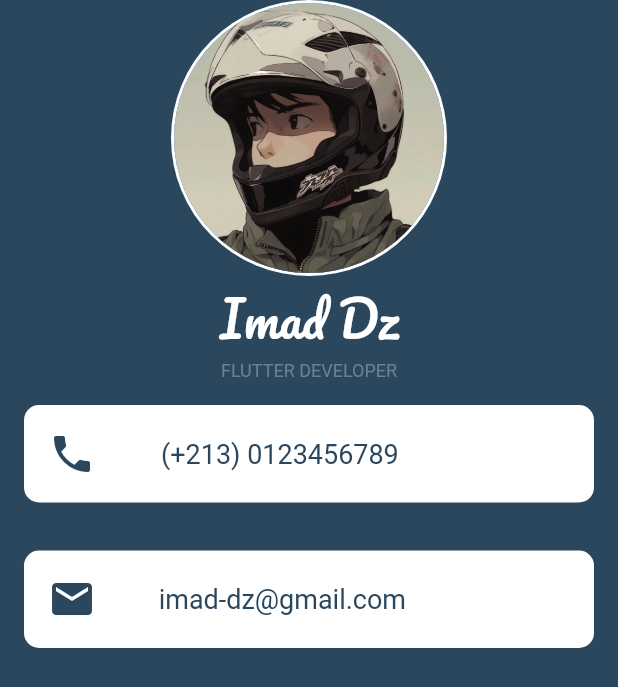
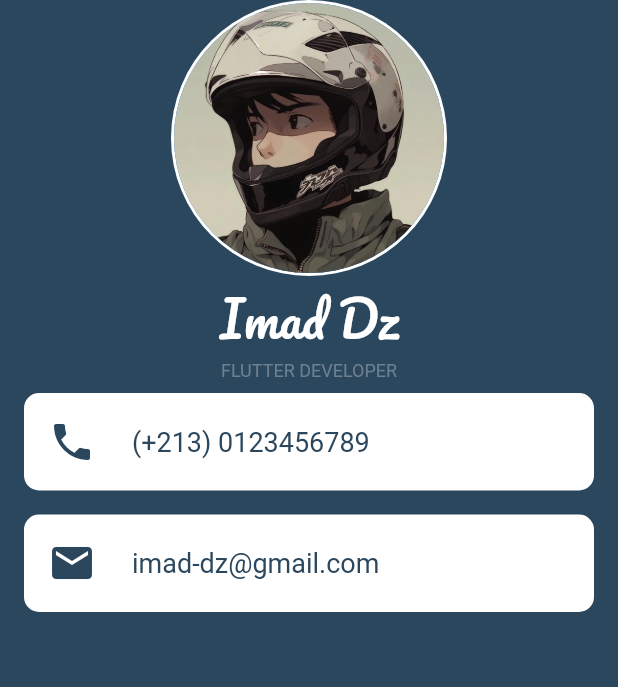
Before and after one commit to ImadDz-7/business_card, a Flutter app: the screen it shows after launch, on a phone screen of 412 x 824 dp. Shown: the top 687 px of the screen. Run offline on Flutter 3.47's test engine with Material 2 defaults, Android fonts, the phone set to English and light mode, and no system bars.

Commit message:
Replace Spacer Widget with Padding Widget

```diff
--- a/lib/main.dart
+++ b/lib/main.dart
@@ -38,7 +38,7 @@ class BusinessCard extends StatelessWidget {
               ),
             ),
             Padding(
-              padding: const EdgeInsets.all(16),
+              padding: const EdgeInsets.symmetric(horizontal: 16, vertical: 8,),
               child: Container(
                 height: 65,
                 decoration: BoxDecoration(
@@ -48,14 +48,13 @@ class BusinessCard extends StatelessWidget {
                 child: Row(
                   children: [
                     Padding(
-                      padding: const EdgeInsets.only(left: 16),
+                      padding: const EdgeInsets.only(left: 16, right: 24,),
                       child: Icon(
                         Icons.phone,
                         size: 32,
                         color: Color(0xff2b475e),
                       ),
                     ),
-                    Spacer(flex: 1),
                     Text(
                       '(+213) 0123456789',
                       style: TextStyle(
@@ -63,13 +62,13 @@ class BusinessCard extends StatelessWidget {
                         color: Color(0xff2b475e),
                       ),
                     ),
-                    Spacer(flex: 3),
+
                   ],
                 ),
               ),
             ),
             Padding(
-              padding: const EdgeInsets.all(16),
+              padding: const EdgeInsets.symmetric(horizontal: 16, vertical: 8,),
               child: Container(
                 height: 65,
                 decoration: BoxDecoration(
@@ -79,14 +78,13 @@ class BusinessCard extends StatelessWidget {
                 child: Row(
                   children: [
                     Padding(
-                      padding: const EdgeInsets.only(left: 16),
+                      padding: const EdgeInsets.only(left: 16, right: 24,),
                       child: Icon(
                         Icons.email,
                         size: 32,
                         color: Color(0xff2b475e),
                       ),
                     ),
-                    Spacer(flex: 1),
                     Text(
                       'imad-dz@gmail.com',
                       style: TextStyle(
@@ -94,7 +92,6 @@ class BusinessCard extends StatelessWidget {
                         color: Color(0xff2b475e),
                       ),
                     ),
-                    Spacer(flex: 3),
                   ],
                 ),
               ),
```
